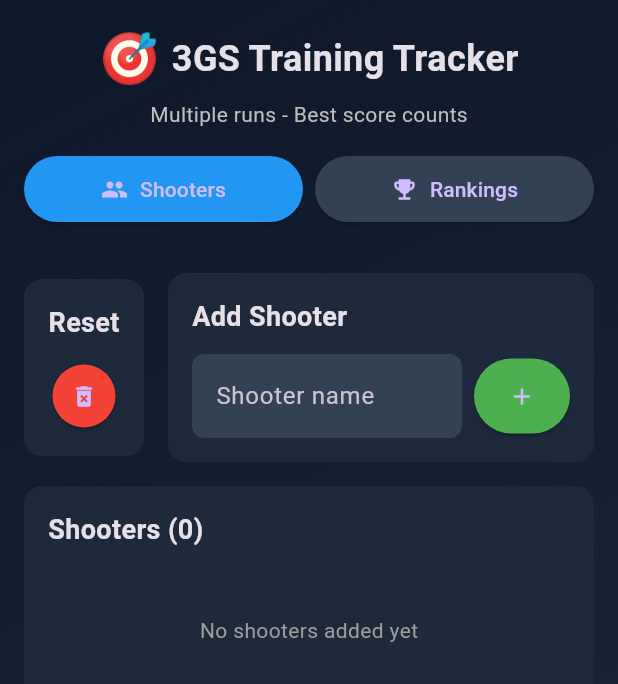
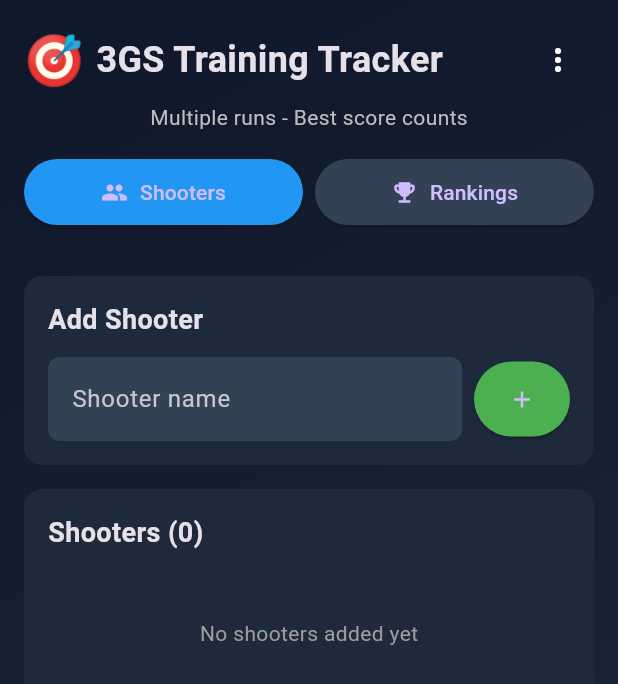
Before and after one commit to seba-bo/3gs-training-tracker, a Flutter app: the screen it shows after launch, on a phone screen of 412 x 824 dp. Shown: the top 684 px of the screen. Run offline on Flutter 3.47's test engine with Material 3 defaults, Android fonts, the phone set to English and light mode, and no system bars; our stand-ins replace shared_preferences.

Commit message:
clear bord in a menu

```diff
--- a/lib/main.dart
+++ b/lib/main.dart
@@ -128,11 +128,11 @@ class _IPSCTrackerHomeState extends State<IPSCTrackerHome> {
     await _prefs.setString('shooters', jsonEncode(jsonList));
   }
 
-  void _cleanBoard() {
+  void _clearBoard() {
     showDialog(
       context: context,
       builder: (context) => AlertDialog(
-        title: const Text('Clean Board'),
+        title: const Text('Clear Board'),
         content: const Text('Are you sure you want to delete all shooters and runs?'),
         actions: [
           TextButton(
@@ -318,8 +318,10 @@ class _IPSCTrackerHomeState extends State<IPSCTrackerHome> {
                 padding: const EdgeInsets.all(16.0),
                 child: Column(
                   children: [
+                    Row(
+                      mainAxisAlignment: MainAxisAlignment.spaceBetween,
+                      children: [
                         const Row(
-                      mainAxisAlignment: MainAxisAlignment.center,
                           children: [
                             Text('🎯', style: TextStyle(fontSize: 32)),
                             SizedBox(width: 8),
@@ -329,6 +331,16 @@ class _IPSCTrackerHomeState extends State<IPSCTrackerHome> {
                                 fontSize: 24,
                                 fontWeight: FontWeight.bold,
                               ),
+                            ),
+                          ],
+                        ),
+                        PopupMenuButton(
+                          itemBuilder: (context) => [
+                            PopupMenuItem(
+                              onTap: _clearBoard,
+                              child: const Text('Clear Board'),
+                            ),
+                          ],
                         ),
                       ],
                     ),
@@ -399,39 +411,8 @@ class _IPSCTrackerHomeState extends State<IPSCTrackerHome> {
       padding: const EdgeInsets.all(16.0),
       child: Column(
         children: [
-          // Add Shooter and Clean Board
-          Row(
-            children: [
+          // Add Shooter
           Container(
-                width: 80,
-                padding: const EdgeInsets.all(16),
-                decoration: BoxDecoration(
-                  color: const Color(0xFF1e293b),
-                  borderRadius: BorderRadius.circular(12),
-                ),
-                child: Column(
-                  crossAxisAlignment: CrossAxisAlignment.center,
-                  children: [
-                    const Text(
-                      'Reset',
-                      style: TextStyle(fontSize: 18, fontWeight: FontWeight.bold),
-                    ),
-                    const SizedBox(height: 12),
-                    ElevatedButton(
-                      onPressed: _cleanBoard,
-                      style: ElevatedButton.styleFrom(
-                        backgroundColor: Colors.red,
-                        padding: const EdgeInsets.all(12),
-                        minimumSize: const Size(40, 40),
-                      ),
-                      child: const Icon(Icons.delete_forever),
-                    ),
-                  ],
-                ),
-              ),
-              const SizedBox(width: 16),
-              Expanded(
-                child: Container(
             padding: const EdgeInsets.all(16),
             decoration: BoxDecoration(
               color: const Color(0xFF1e293b),
@@ -475,9 +456,6 @@ class _IPSCTrackerHomeState extends State<IPSCTrackerHome> {
                 ),
               ],
             ),
-                ),
-              ),
-            ],
           ),
 
           const SizedBox(height: 16),
@@ -977,10 +955,6 @@ Widget _buildGunFilterRow() {
                         _leaderboardView,
                         _gunFilter == 'all' ? null : _gunFilter,
                       )!;
-                      final filteredRuns = _gunFilter == 'all'
-                          ? shooter.runs
-                          : shooter.runs.where((r) => r.gun == _gunFilter).toList();
-
                       final medal = index == 0
                           ? '🥇'
                           : index == 1
```
Lines whose indentation alone changed are shown as unchanged.
